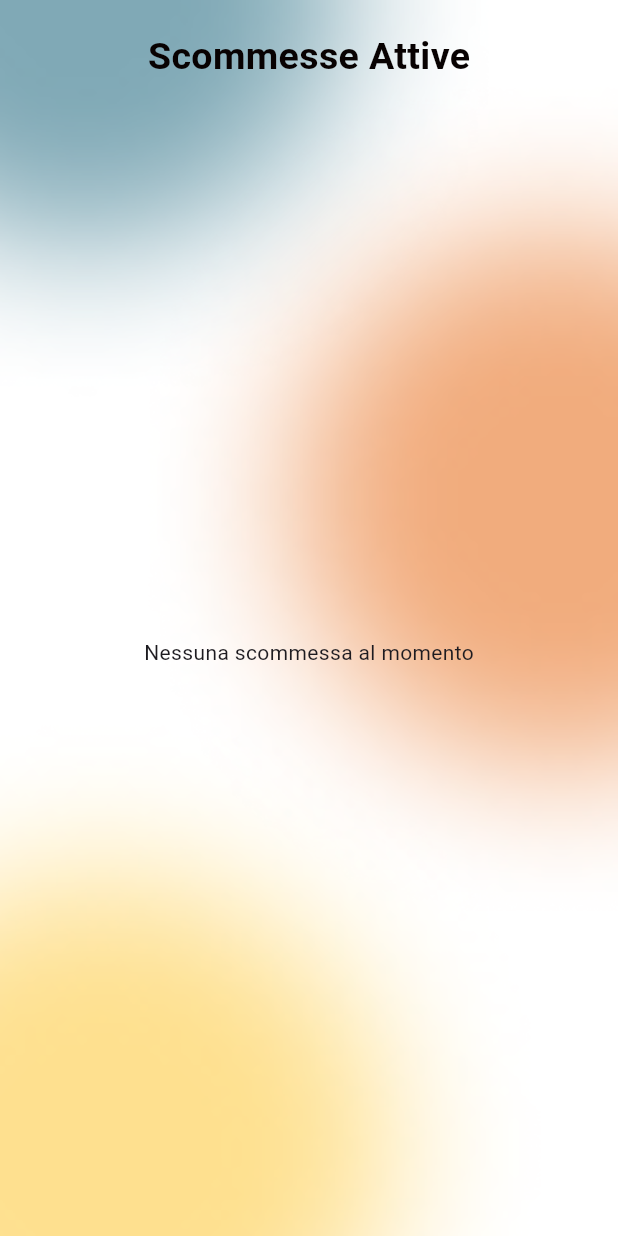
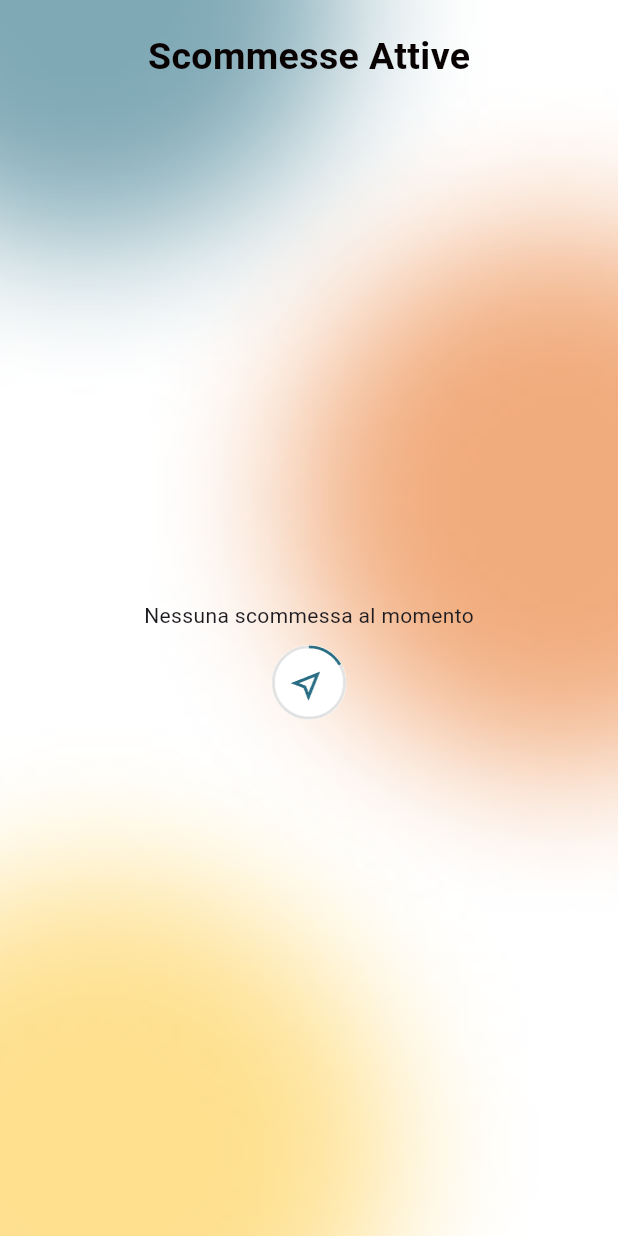
Before and after one commit to morenoboasso/CodeBets, a Flutter app: the ActiveBetsPage screen opened directly, on a phone screen of 412 x 824 dp. Run offline on Flutter 3.47's test engine with Material 3 defaults, Android fonts, the phone set to English and light mode, and no system bars; our stand-ins replace auto_size_text, cloud_firestore, firebase_core, get, get_storage, vibration; missing offline and left inert: pwa_install; accounts and stored records are empty.

Commit message:
minor changes

```diff
--- a/lib/pages/bets/active_bets.dart
+++ b/lib/pages/bets/active_bets.dart
@@ -1,3 +1,4 @@
+import 'package:codebets/style/color_style.dart';
 import 'package:codebets/style/text_style.dart';
 import 'package:flutter/material.dart';
 import '../../models/bet.dart';
@@ -42,13 +43,22 @@ class _ActiveBetsPageState extends State<ActiveBetsPage> {
   }
 
   Widget _noBets() {
-    return const Center(
+    return Center(
       child: Column(
         mainAxisAlignment: MainAxisAlignment.center,
         children: [
-          Text("Nessuna scommessa al momento"),
-          SizedBox(
-            height: 10,
+          const Text("Nessuna scommessa al momento"),
+          const SizedBox(height: 10),
+          ClipOval(
+            child: Container(
+              width: 50,
+              height: 50,
+              color: ColorsBets.whiteHD,
+              child: Image.asset(
+                "assets/error.gif",
+                fit: BoxFit.fill,
+            ),
+          ),
           ),
         ],
       ),
```
Also changed, not shown: assets/error.gif (added).
